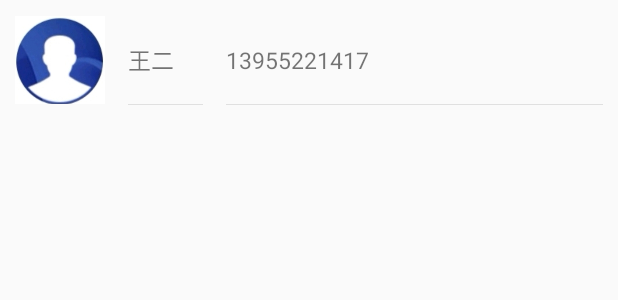
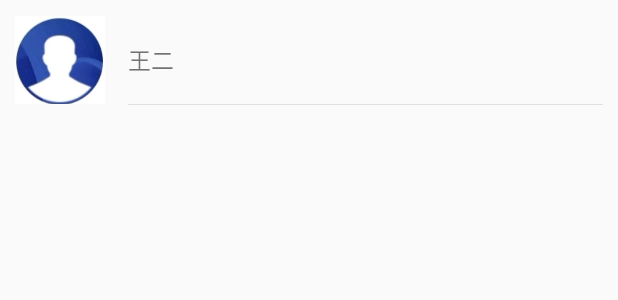
Before and after one commit to l2314800304/AndroidGroup5, an Android app: the layout activity_main_item.xml on its own in the app's theme, with its tools: preview values and no code run, on a phone screen of 412 x 824 dp. Shown: the top 300 px of the screen. Run offline under Robolectric (Android 15) with nearby library versions, the light colour scheme and no system bars.

Commit message:
Add files via upload

```diff
--- a/app/src/main/res/layout/activity_main_item.xml
+++ b/app/src/main/res/layout/activity_main_item.xml
@@ -12,7 +12,7 @@
         android:src="@drawable/header0"/>
 
     <RelativeLayout
-        android:layout_width="50dp"
+        android:layout_width="fill_parent"
         android:layout_height="match_parent"
         android:layout_marginLeft="15dp">
 
@@ -31,26 +31,4 @@
             android:background="#e0e0e0"/>
 
     </RelativeLayout>
-    <RelativeLayout
-        android:layout_width="match_parent"
-        android:layout_height="match_parent"
-        android:layout_marginLeft="15dp">
-
-        <TextView
-            android:id="@+id/tv_phone"
-            android:layout_width="match_parent"
-            android:layout_height="wrap_content"
-            android:textSize="15sp"
-            android:layout_centerVertical="true"
-            android:text="13955221417"/>
-
-        <View
-            android:layout_width="match_parent"
-            android:layout_height="0.5dp"
-            android:layout_alignParentBottom="true"
-            android:background="#e0e0e0"/>
-
-    </RelativeLayout>
-
-
 </LinearLayout>
```
